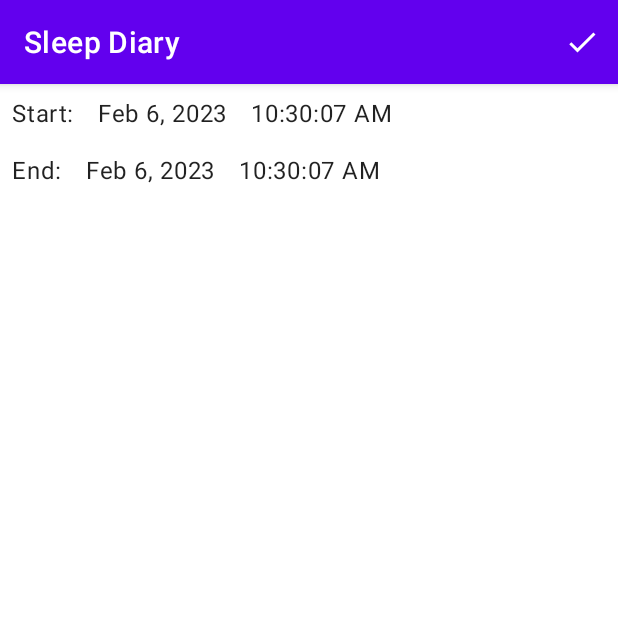
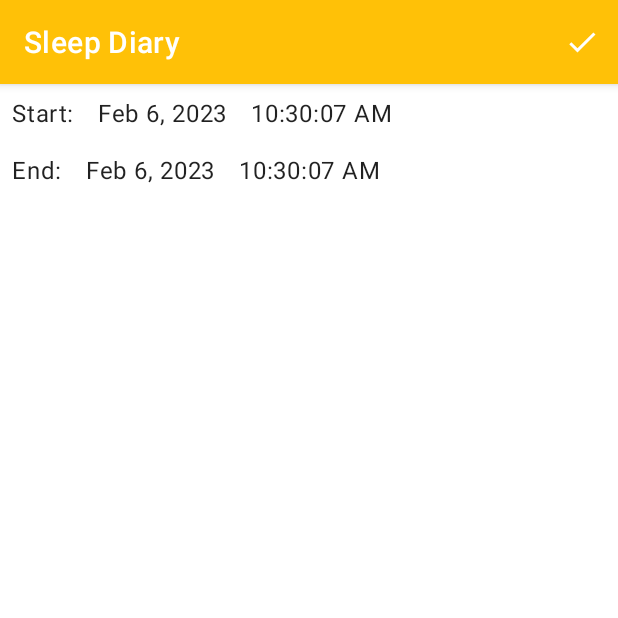
Before and after one commit to GKsenon/sleep-diary, an Android app: the screen it shows after launch (MainActivity), after a tap on "Add sleep description", on a phone screen of 412 x 824 dp, the top half of it. Run offline under Robolectric (Android 15) with nearby library versions, the light colour scheme and no system bars; our stand-ins replace Dagger/Hilt's generated code, Room's generated code.

Commit message:
Updated theme colors

```diff
--- a/app/src/main/res/values-night/themes.xml
+++ b/app/src/main/res/values-night/themes.xml
@@ -2,13 +2,13 @@
     <!-- Base application theme. -->
     <style name="Theme.SleepDiary" parent="Theme.MaterialComponents.DayNight.DarkActionBar">
         <!-- Primary brand color. -->
-        <item name="colorPrimary">@color/purple_200</item>
-        <item name="colorPrimaryVariant">@color/purple_700</item>
-        <item name="colorOnPrimary">@color/black</item>
+        <item name="colorPrimary">@color/primary</item>
+        <item name="colorPrimaryVariant">@color/primaryVariant</item>
+        <item name="colorOnPrimary">@color/onPrimary</item>
         <!-- Secondary brand color. -->
-        <item name="colorSecondary">@color/teal_200</item>
-        <item name="colorSecondaryVariant">@color/teal_200</item>
-        <item name="colorOnSecondary">@color/black</item>
+        <item name="colorSecondary">@color/secondary</item>
+        <item name="colorSecondaryVariant">@color/secondaryVariant</item>
+        <item name="colorOnSecondary">@color/onSecondary</item>
         <!-- Status bar color. -->
         <item name="android:statusBarColor">?attr/colorPrimaryVariant</item>
         <!-- Customize your theme here. -->
--- a/app/src/main/res/values/colors.xml
+++ b/app/src/main/res/values/colors.xml
@@ -1,10 +1,9 @@
 <?xml version="1.0" encoding="utf-8"?>
 <resources>
-    <color name="purple_200">#FFBB86FC</color>
-    <color name="purple_500">#FF6200EE</color>
-    <color name="purple_700">#FF3700B3</color>
-    <color name="teal_200">#FF03DAC5</color>
-    <color name="teal_700">#FF018786</color>
-    <color name="black">#FF000000</color>
-    <color name="white">#FFFFFFFF</color>
+    <color name="primary">#FFC107</color>
+    <color name="primaryVariant">#FFA000</color>
+    <color name="onPrimary">#FFFFFF</color>
+    <color name="secondary">#00BCD4</color>
+    <color name="secondaryVariant">#0097A7</color>
+    <color name="onSecondary">#FFFFFF</color>
 </resources>
--- a/app/src/main/res/values/themes.xml
+++ b/app/src/main/res/values/themes.xml
@@ -2,13 +2,13 @@
     <!-- Base application theme. -->
     <style name="Theme.SleepDiary" parent="Theme.MaterialComponents.DayNight.DarkActionBar">
         <!-- Primary brand color. -->
-        <item name="colorPrimary">@color/purple_500</item>
-        <item name="colorPrimaryVariant">@color/purple_700</item>
-        <item name="colorOnPrimary">@color/white</item>
+        <item name="colorPrimary">@color/primary</item>
+        <item name="colorPrimaryVariant">@color/primaryVariant</item>
+        <item name="colorOnPrimary">@color/onPrimary</item>
         <!-- Secondary brand color. -->
-        <item name="colorSecondary">@color/teal_200</item>
-        <item name="colorSecondaryVariant">@color/teal_700</item>
-        <item name="colorOnSecondary">@color/black</item>
+        <item name="colorSecondary">@color/secondary</item>
+        <item name="colorSecondaryVariant">@color/secondaryVariant</item>
+        <item name="colorOnSecondary">@color/onSecondary</item>
         <!-- Status bar color. -->
         <item name="android:statusBarColor">?attr/colorPrimaryVariant</item>
         <!-- Customize your theme here. -->
```
